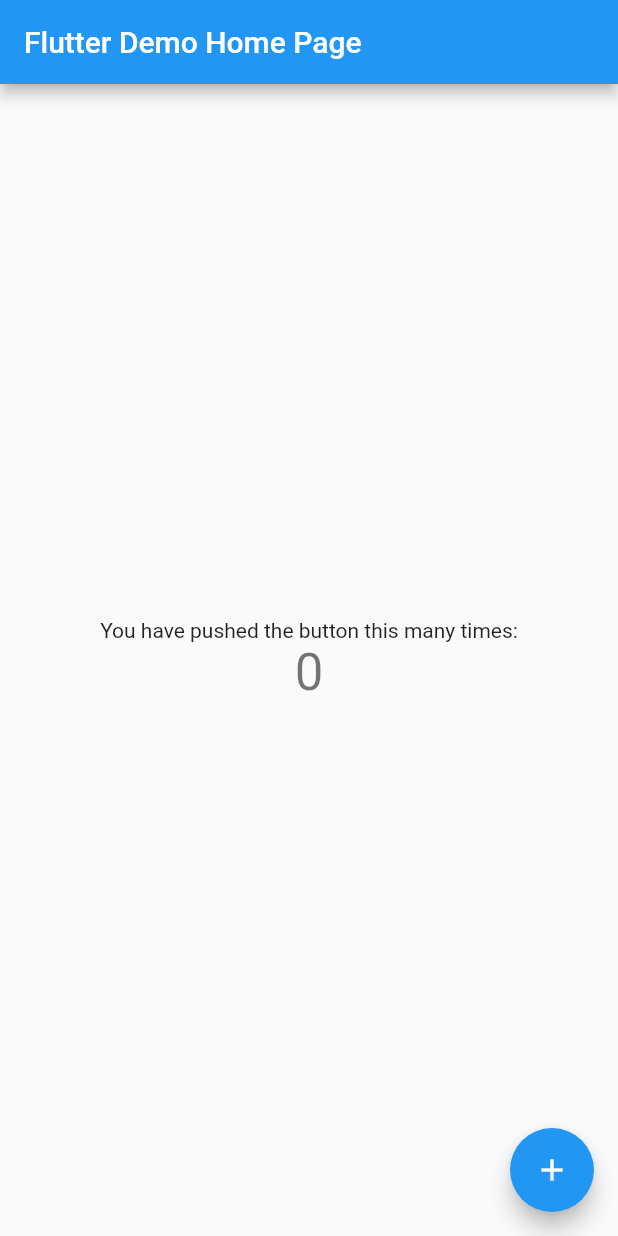
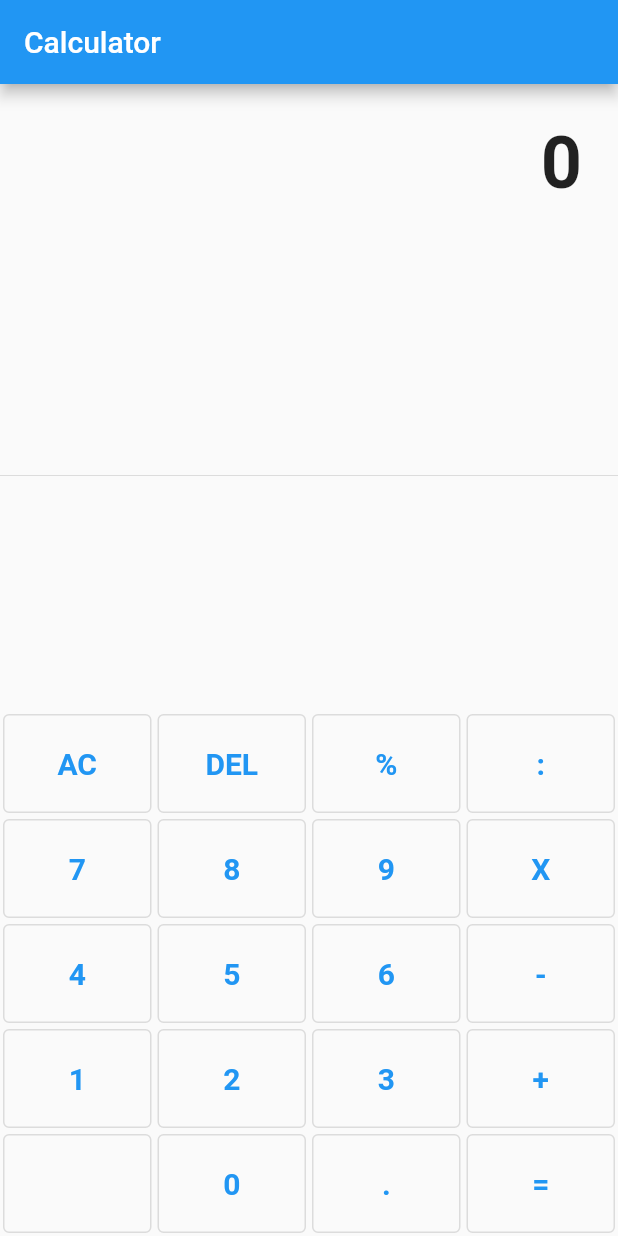
Before and after one commit to Minn05/calculator_App, a Flutter app: the screen it shows after launch, on a phone screen of 412 x 824 dp. Run offline on Flutter 3.47's test engine with Material 2 defaults, Android fonts, the phone set to English and light mode, and no system bars.

Commit message:
second_commit(will upgrade)

```diff
--- a/lib/main.dart
+++ b/lib/main.dart
@@ -1,115 +1,172 @@
 import 'package:flutter/material.dart';
 
 void main() {
-  runApp(const MyApp());
+  runApp(MyApp());
 }
 
 class MyApp extends StatelessWidget {
   const MyApp({super.key});
 
-  // This widget is the root of your application.
   @override
   Widget build(BuildContext context) {
     return MaterialApp(
-      title: 'Flutter Demo',
+      title: 'Calculator',
+      debugShowCheckedModeBanner: false,
       theme: ThemeData(
-        // This is the theme of your application.
-        //
-        // Try running your application with "flutter run". You'll see the
-        // application has a blue toolbar. Then, without quitting the app, try
-        // changing the primarySwatch below to Colors.green and then invoke
-        // "hot reload" (press "r" in the console where you ran "flutter run",
-        // or simply save your changes to "hot reload" in a Flutter IDE).
-        // Notice that the counter didn't reset back to zero; the application
-        // is not restarted.
         primarySwatch: Colors.blue,
       ),
-      home: const MyHomePage(title: 'Flutter Demo Home Page'),
+      home: CalculatorApp(title: 'Calculator'),
     );
   }
 }
 
-class MyHomePage extends StatefulWidget {
-  const MyHomePage({super.key, required this.title});
-
-  // This widget is the home page of your application. It is stateful, meaning
-  // that it has a State object (defined below) that contains fields that affect
-  // how it looks.
-
-  // This class is the configuration for the state. It holds the values (in this
-  // case the title) provided by the parent (in this case the App widget) and
-  // used by the build method of the State. Fields in a Widget subclass are
-  // always marked "final".
-
+class CalculatorApp extends StatefulWidget {
   final String title;
 
+  const CalculatorApp({super.key, required this.title});
+
   @override
-  State<MyHomePage> createState() => _MyHomePageState();
+  State<CalculatorApp> createState() => _CalculatorAppState();
 }
 
-class _MyHomePageState extends State<MyHomePage> {
-  int _counter = 0;
+class _CalculatorAppState extends State<CalculatorApp> {
+  String output = "0";
+  String _output = "0";
+  double num1 = 0;
+  double num2 = 0;
+  String operand = "";
 
-  void _incrementCounter() {
+  void buttonPressed(String buttonText) {
+    if (buttonText == "AC") {
+      _output = "0";
+      num1 = 0;
+      num2 = 0;
+      operand = "";
+    } else if (buttonText == "+" ||
+        buttonText == "-" ||
+        buttonText == "X" ||
+        buttonText == ":") {
+      num1 = double.parse(output);
+      operand = buttonText;
+      _output = "0";
+    } else if (buttonText == ".") {
+      num2 = double.parse(output);
+      if (_output.contains(".")) {
+        print("Already contains a decimal");
+      } else {
+        _output = _output + buttonText;
+      }
+    } else if (buttonText == "=") {
+      if (operand == "+") {
+        _output = (num1 + num2).toString();
+      }
+      if (operand == "-") {
+        _output = (num1 - num2).toString();
+      }
+      if (operand == "X") {
+        _output = (num1 * num2).toString();
+      }
+      if (operand == ":") {
+        _output = (num1 / num2).toString();
+      }
+      num1 = 0;
+      num2 = 0;
+      operand = "";
+    } else {
+      _output = _output + buttonText;
+    }
+    print(_output);
     setState(() {
-      // This call to setState tells the Flutter framework that something has
-      // changed in this State, which causes it to rerun the build method below
-      // so that the display can reflect the updated values. If we changed
-      // _counter without calling setState(), then the build method would not be
-      // called again, and so nothing would appear to happen.
-      _counter++;
+      output = double.parse(_output).toStringAsFixed(0);
     });
+  }
+
+  Widget buildButton(String buttonText) {
+    return Expanded(
+      child: SizedBox(
+        height: 70,
+        child: Padding(
+          padding: EdgeInsets.all(2),
+          child: OutlinedButton(
+            child: Text(
+              buttonText,
+              style: TextStyle(fontSize: 20, fontWeight: FontWeight.bold),
+            ),
+            onPressed: () => buttonPressed(buttonText),
+          ),
+        ),
+      ),
+    );
   }
 
   @override
   Widget build(BuildContext context) {
-    // This method is rerun every time setState is called, for instance as done
-    // by the _incrementCounter method above.
-    //
-    // The Flutter framework has been optimized to make rerunning build methods
-    // fast, so that you can just rebuild anything that needs updating rather
-    // than having to individually change instances of widgets.
     return Scaffold(
       appBar: AppBar(
-        // Here we take the value from the MyHomePage object that was created by
-        // the App.build method, and use it to set our appbar title.
-        title: Text(widget.title),
+        title: new Text(widget.title),
       ),
-      body: Center(
-        // Center is a layout widget. It takes a single child and positions it
-        // in the middle of the parent.
+      body: Container(
         child: Column(
-          // Column is also a layout widget. It takes a list of children and
-          // arranges them vertically. By default, it sizes itself to fit its
-          // children horizontally, and tries to be as tall as its parent.
-          //
-          // Invoke "debug painting" (press "p" in the console, choose the
-          // "Toggle Debug Paint" action from the Flutter Inspector in Android
-          // Studio, or the "Toggle Debug Paint" command in Visual Studio Code)
-          // to see the wireframe for each widget.
-          //
-          // Column has various properties to control how it sizes itself and
-          // how it positions its children. Here we use mainAxisAlignment to
-          // center the children vertically; the main axis here is the vertical
-          // axis because Columns are vertical (the cross axis would be
-          // horizontal).
-          mainAxisAlignment: MainAxisAlignment.center,
           children: <Widget>[
-            const Text(
-              'You have pushed the button this many times:',
+            Container(
+              alignment: Alignment.centerRight,
+              padding: EdgeInsets.symmetric(vertical: 24, horizontal: 24),
+              child: Text(
+                output,
+                style: TextStyle(
+                  fontSize: 48,
+                  fontWeight: FontWeight.bold,
+                ),
+              ),
             ),
-            Text(
-              '$_counter',
-              style: Theme.of(context).textTheme.headline4,
+            Expanded(child: Divider()),
+            Column(
+              children: [
+                Row(
+                  children: [
+                    buildButton("AC"),
+                    buildButton("DEL"),
+                    buildButton("%"),
+                    buildButton(":"),
+                  ],
+                ),
+                Row(
+                  children: [
+                    buildButton("7"),
+                    buildButton("8"),
+                    buildButton("9"),
+                    buildButton("X"),
+                  ],
+                ),
+                Row(
+                  children: [
+                    buildButton("4"),
+                    buildButton("5"),
+                    buildButton("6"),
+                    buildButton("-"),
+                  ],
+                ),
+                Row(
+                  children: [
+                    buildButton("1"),
+                    buildButton("2"),
+                    buildButton("3"),
+                    buildButton("+"),
+                  ],
+                ),
+                Row(
+                  children: [
+                    buildButton(" "),
+                    buildButton("0"),
+                    buildButton("."),
+                    buildButton("="),
+                  ],
+                ),
+              ],
             ),
           ],
         ),
       ),
-      floatingActionButton: FloatingActionButton(
-        onPressed: _incrementCounter,
-        tooltip: 'Increment',
-        child: const Icon(Icons.add),
-      ), // This trailing comma makes auto-formatting nicer for build methods.
     );
   }
 }
```
